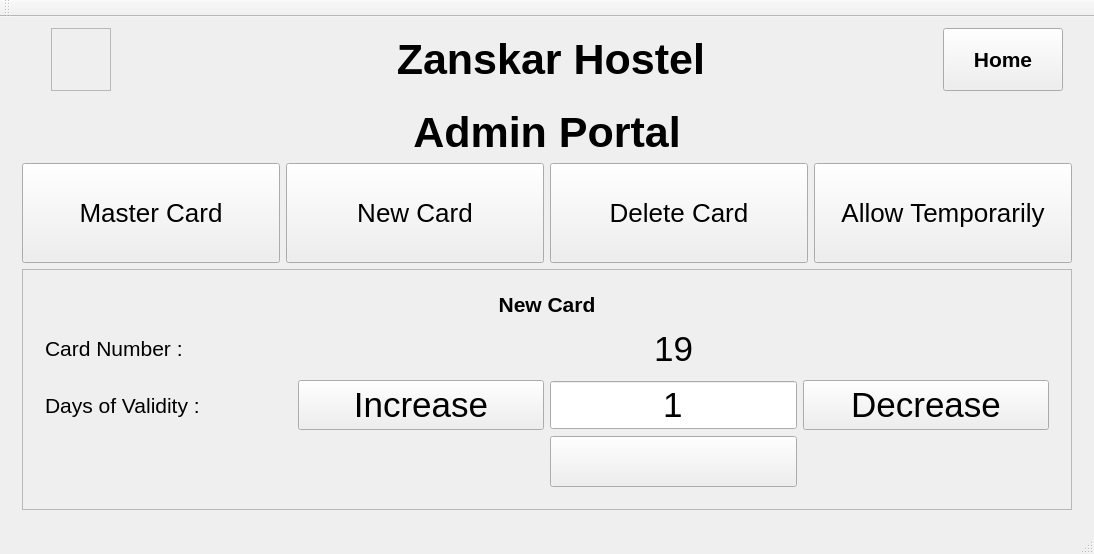
y-gupta/rfid-auth-system, file GUI/CSP315/mainwindow.ui: the form before one commit.
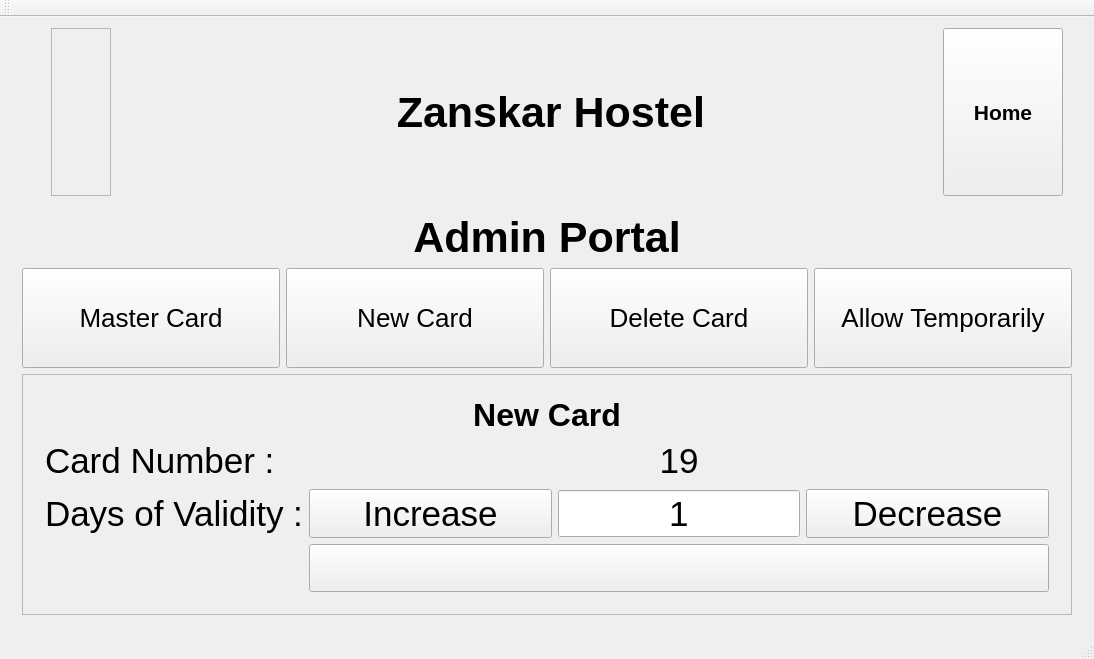
The form after the commit. The open tabs and pages were chosen to show the change. Icons and pictures are not drawn.

Patch:
```diff
--- a/GUI/CSP315/mainwindow.ui
+++ b/GUI/CSP315/mainwindow.ui
@@ -10,7 +10,7 @@
     <x>0</x>
     <y>0</y>
     <width>1094</width>
-    <height>554</height>
+    <height>659</height>
    </rect>
   </property>
   <property name="minimumSize">
@@ -1244,7 +1244,7 @@
                 <widget class="QLabel" name="label_4">
                  <property name="font">
                   <font>
-                   <pointsize>16</pointsize>
+                   <pointsize>24</pointsize>
                    <weight>75</weight>
                    <bold>true</bold>
                   </font>
@@ -1267,7 +1267,7 @@
                  </property>
                  <property name="font">
                   <font>
-                   <pointsize>16</pointsize>
+                   <pointsize>26</pointsize>
                   </font>
                  </property>
                  <property name="text">
@@ -1306,7 +1306,7 @@
                  </property>
                  <property name="font">
                   <font>
-                   <pointsize>16</pointsize>
+                   <pointsize>26</pointsize>
                   </font>
                  </property>
                  <property name="text">
@@ -1400,7 +1400,7 @@
                  </property>
                 </widget>
                </item>
-               <item row="3" column="2">
+               <item row="3" column="1" colspan="3">
                 <widget class="QPushButton" name="pushButton_confirm_2">
                  <property name="sizePolicy">
                   <sizepolicy hsizetype="Minimum" vsizetype="Expanding">
```
Left out of the diff: 4 changed lines with no effect on the pictures.
